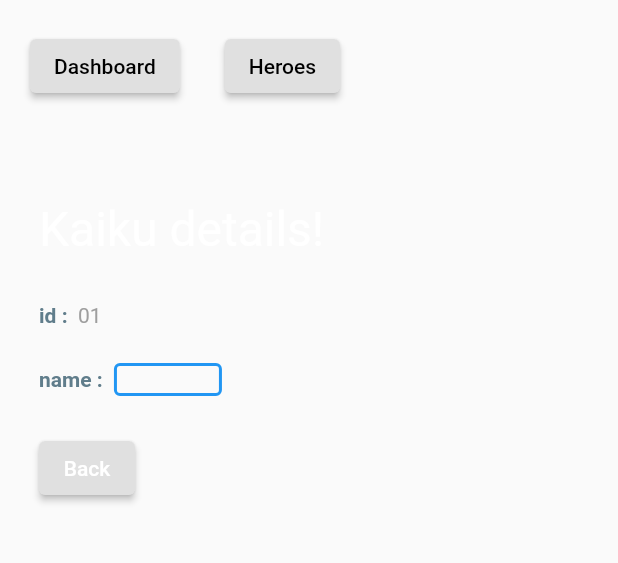
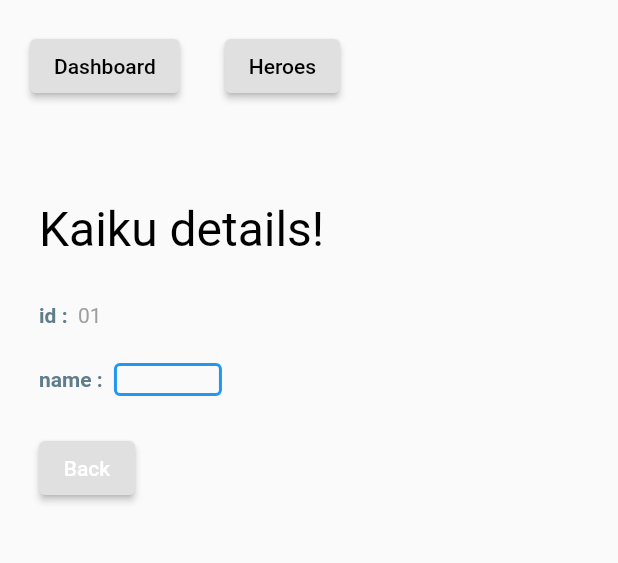
Before and after one commit to lanjAdabA/task, a Flutter app: the HeroDesPage screen opened by its route, on a phone screen of 412 x 824 dp, the part 87-650 px from its top. Run offline on Flutter 3.47's test engine with Material 2 defaults, Android fonts, the phone set to English and light mode, and no system bars; our stand-ins replace auto_route.

Commit message:
text color

```diff
--- a/lib/Page/heroDes.page.dart
+++ b/lib/Page/heroDes.page.dart
@@ -71,84 +71,6 @@ class _DashboardState extends State<HeroDesPage> {
               ],
             ),
             const SizedBox(height: 40),
-            // Container(
-            //   padding: const EdgeInsets.all(8),
-            //   child: Column(
-            //     children: [
-            //       Row(
-            //         mainAxisAlignment: MainAxisAlignment.center,
-            //         children: const [
-            //           Text(
-            //             "Top Heroes",
-            //             style: TextStyle(fontSize: 26),
-            //           ),
-            //         ],
-            //       ),
-            //       const SizedBox(height: 30),
-            //       Row(
-            //         mainAxisAlignment: MainAxisAlignment.spaceEvenly,
-            //         children: [
-            //           ElevatedButton(
-            //               style: const ButtonStyle(
-            //                   backgroundColor:
-            //                       MaterialStatePropertyAll(Colors.blueGrey),
-            //                   overlayColor:
-            //                       MaterialStatePropertyAll(Colors.black45)),
-            //               onPressed: () {},
-            //               child: const Text(
-            //                 "kaiku",
-            //                 style: TextStyle(
-            //                   color: Colors.white,
-            //                 ),
-            //                 selectionColor: Colors.white,
-            //               )),
-            //           ElevatedButton(
-            //               style: const ButtonStyle(
-            //                   backgroundColor:
-            //                       MaterialStatePropertyAll(Colors.blueGrey),
-            //                   overlayColor:
-            //                       MaterialStatePropertyAll(Colors.black45)),
-            //               onPressed: () {},
-            //               child: const Text(
-            //                 "gokul",
-            //                 style: TextStyle(
-            //                   color: Colors.white,
-            //                 ),
-            //                 selectionColor: Colors.white,
-            //               )),
-            //           ElevatedButton(
-            //               style: const ButtonStyle(
-            //                   backgroundColor:
-            //                       MaterialStatePropertyAll(Colors.blueGrey),
-            //                   overlayColor:
-            //                       MaterialStatePropertyAll(Colors.black45)),
-            //               onPressed: () {},
-            //               child: const Text(
-            //                 "bony",
-            //                 style: TextStyle(
-            //                   color: Colors.white,
-            //                 ),
-            //                 selectionColor: Colors.white,
-            //               )),
-            //           ElevatedButton(
-            //               style: const ButtonStyle(
-            //                   backgroundColor:
-            //                       MaterialStatePropertyAll(Colors.blueGrey),
-            //                   overlayColor:
-            //                       MaterialStatePropertyAll(Colors.black45)),
-            //               onPressed: () {},
-            //               child: const Text(
-            //                 "tomba",
-            //                 style: TextStyle(
-            //                   color: Colors.white,
-            //                 ),
-            //                 selectionColor: Colors.white,
-            //               )),
-            //         ],
-            //       ),
-            //     ],
-            //   ),
-            // ),
             const SizedBox(
               height: 20,
             ),
@@ -160,9 +82,7 @@ class _DashboardState extends State<HeroDesPage> {
                   RichText(
                       text: const TextSpan(
                           text: "Kaiku ",
-                          style: TextStyle(
-                            fontSize: 32,
-                          ),
+                          style: TextStyle(fontSize: 32, color: Colors.black),
                           children: [TextSpan(text: "details!")])),
                   const SizedBox(
                     height: 30,
```
